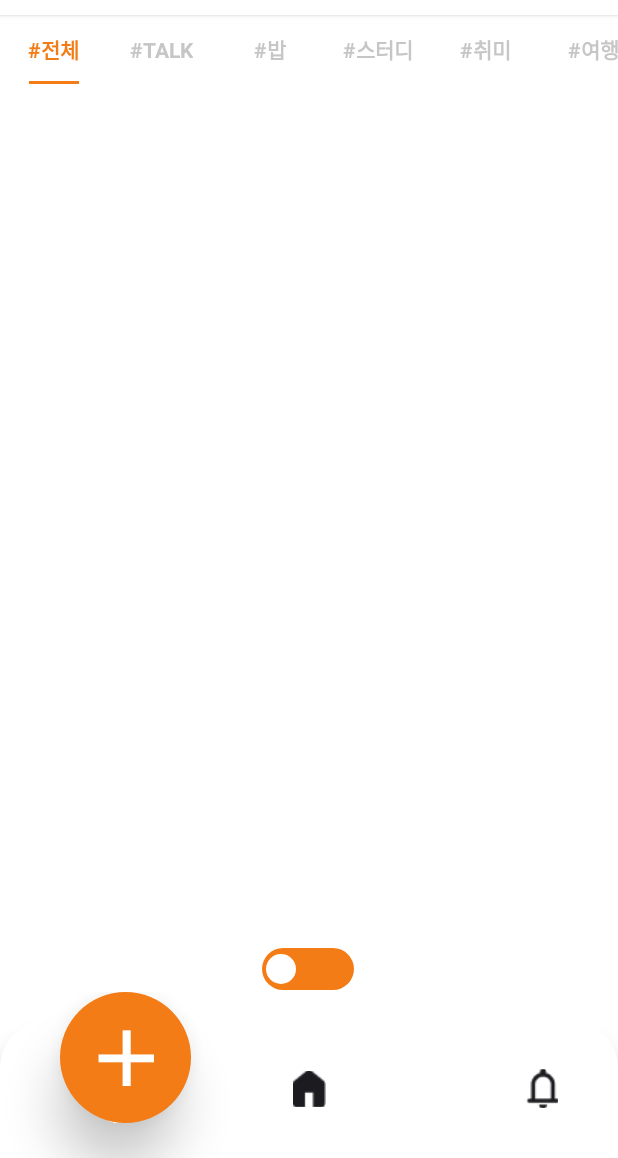
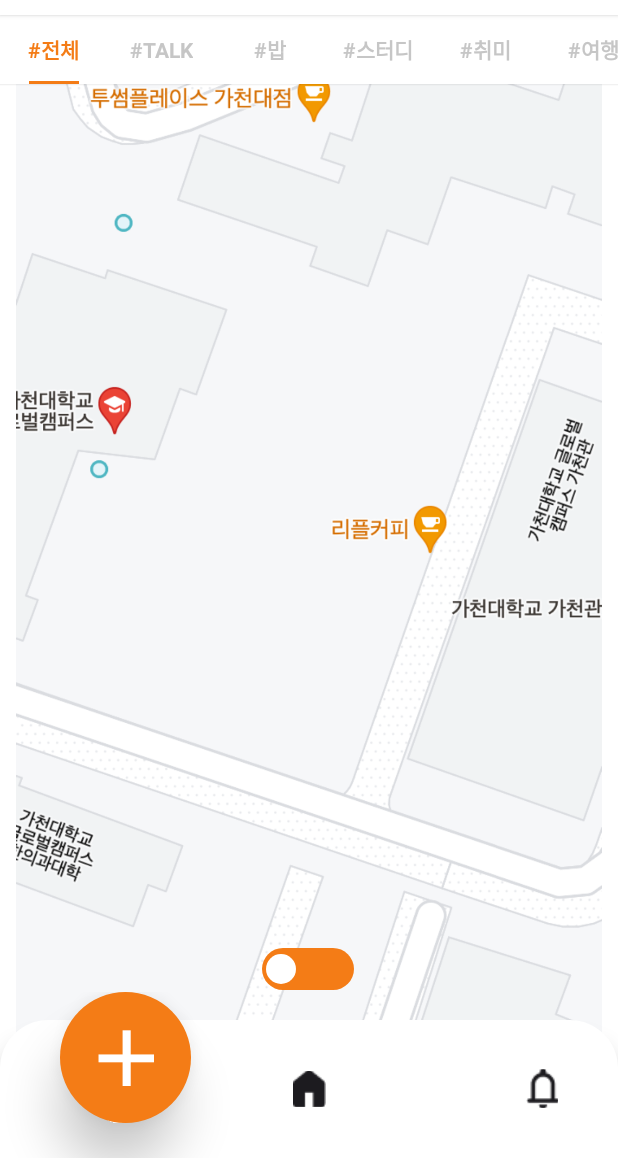
Before and after one commit to Chanwoo-Jeong/HandsUP-UMC, an Android app: the screen it shows after launch (MainActivity), on a phone screen of 412 x 824 dp, the part 78-1236 px from its top. Run offline under Robolectric (Android 15) with nearby library versions, the phone set to English and light mode, and no system bars; libraries missing offline, so code that uses them is left out: com.kakao.sdk, net.daum.mf; 2 statements that could not run were skipped.

Commit message:
feat: 카카오 지도 제외 이미지로 대체

```diff
--- a/app/build.gradle
+++ b/app/build.gradle
@@ -40,6 +40,8 @@ android {
 }
 
 dependencies {
+    implementation "com.kakao.sdk:v2-all:2.12.1" // 전체 모듈 설치, 2.11.0 버전부터 지원
+
     implementation fileTree(include: ['*.jar'], dir: 'libs')
     implementation files('libs/libDaumMapAndroid.jar')
 
--- a/app/src/main/AndroidManifest.xml
+++ b/app/src/main/AndroidManifest.xml
@@ -20,7 +20,7 @@
         tools:ignore="AllowBackup">
         <meta-data
             android:name="com.kakao.sdk.AppKey"
-            android:value="ae28992b4f4073f416126c227929a0af" />
+            android:value="6bb4b7ce20abe665e038087fef481411" />
         <activity
             android:name=".src.main.mainHome.ProfileChangeActivity"
             android:exported="false" />
--- a/app/src/main/java/com/softsquared/template/kotlin/src/main/mainHome/mapFragment.kt
+++ b/app/src/main/java/com/softsquared/template/kotlin/src/main/mainHome/mapFragment.kt
@@ -1,6 +1,5 @@
 package com.softsquared.template.kotlin.src.main.mainHome
 
-import android.R
 import android.os.Bundle
 import android.view.LayoutInflater
 import android.view.View
@@ -39,10 +38,10 @@ class mapFragment : Fragment() {
         savedInstanceState: Bundle?
     ): View? {
         // Inflate the layout for this fragment
-        var rootView = inflater.inflate(com.softsquared.template.kotlin.R.layout.fragment_map,container,false)
-        val mapView = MapView(activity)
-        val mapViewContainer = rootView.findViewById<RelativeLayout>(com.softsquared.template.kotlin.R.id.map_view) as ViewGroup
-        mapViewContainer.addView(mapView)
+        val rootView = inflater.inflate(com.softsquared.template.kotlin.R.layout.fragment_map,container,false)
+//        val mapView = MapView(activity)
+//        val mapViewContainer = rootView.findViewById<RelativeLayout>(com.softsquared.template.kotlin.R.id.map_view) as ViewGroup
+//        mapViewContainer.addView(mapView)
         return rootView
     }
 
--- a/app/src/main/res/layout/activity_main_home.xml
+++ b/app/src/main/res/layout/activity_main_home.xml
@@ -36,6 +36,7 @@
 
 <!--    태그 탭-->
     <com.google.android.material.tabs.TabLayout
+        android:elevation="1dp"
         android:id="@+id/main_home_tabLayout"
         android:layout_width="match_parent"
         android:layout_height="46dp"
--- a/app/src/main/res/layout/fragment_map.xml
+++ b/app/src/main/res/layout/fragment_map.xml
@@ -4,13 +4,11 @@
     android:layout_width="match_parent"
     android:layout_height="match_parent"
     tools:context=".src.main.mainHome.mapFragment">
-    <RelativeLayout
-        android:orientation="vertical" android:layout_width="match_parent"
-        android:layout_height="match_parent">
-        <RelativeLayout
-            android:id="@+id/map_view"
+        <ImageView
+            android:src="@drawable/map_img_2"
             android:layout_width="match_parent"
-            android:layout_height="match_parent" />
-    </RelativeLayout>
+            android:layout_height="match_parent">
+
+        </ImageView>
 
 </FrameLayout>
--- a/build.gradle
+++ b/build.gradle
@@ -18,6 +18,7 @@ allprojects {
     repositories {
         google()
         jcenter()
+        maven { url 'https://devrepo.kakao.com/nexus/content/groups/public/'}
     }
 }
 
```
Also changed, not shown: app/src/main/java/com/softsquared/template/kotlin/src/main/MainActivity.kt (+6 -1 lines), app/src/main/res/xml/network_security_config.xml (+5 -2 lines), app/src/main/res/drawable/map_img.png (added), app/src/main/res/drawable/map_img_2.png (added).
